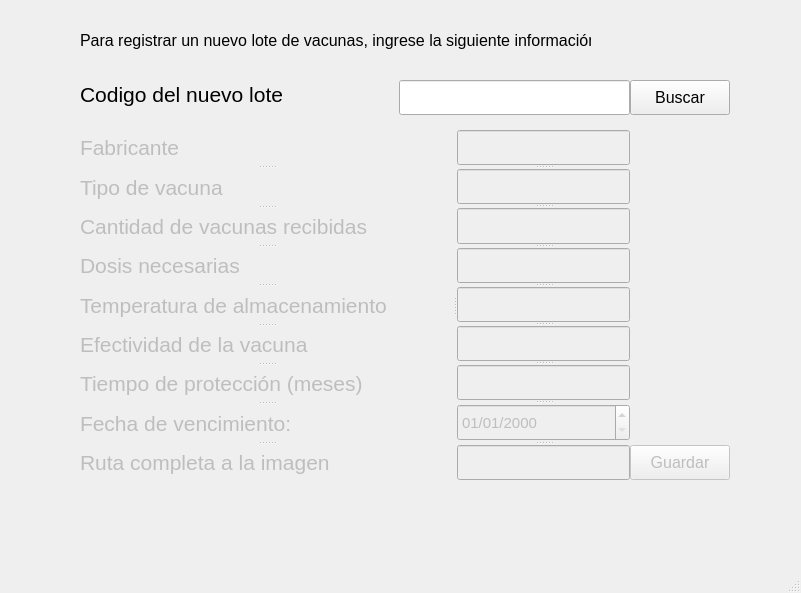
This is frontend/user_interface/crearLote.ui in alpha231/UNAL_POO_2021-1 as Qt 5 draws it before an edit. The edited form follows.
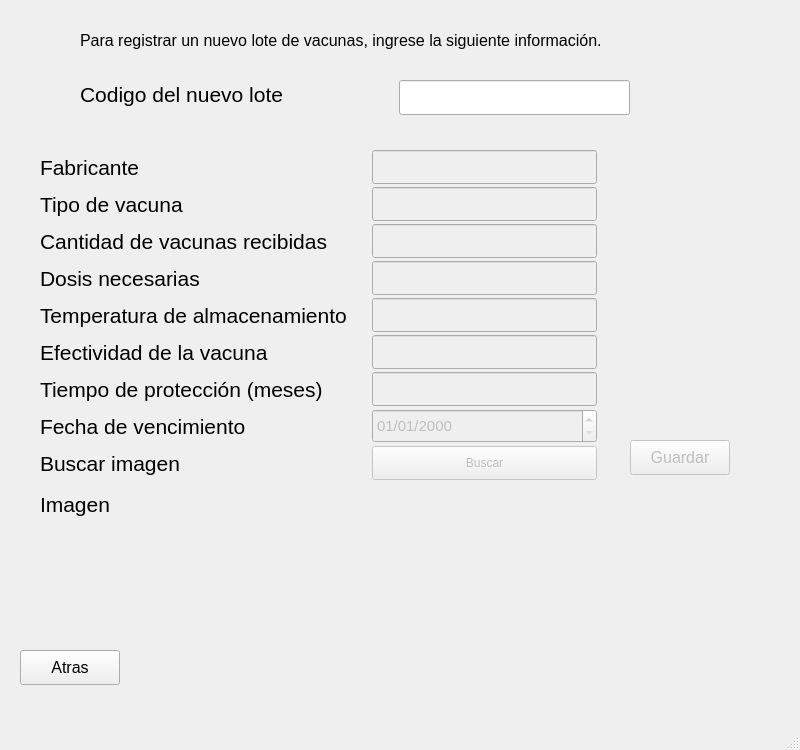
This is the edited form.

Commit message: implementacion de creacion y consulta ind. de lote

```diff
--- a/frontend/user_interface/crearLote.ui
+++ b/frontend/user_interface/crearLote.ui
@@ -6,8 +6,8 @@
    <rect>
     <x>0</x>
     <y>0</y>
-    <width>801</width>
-    <height>593</height>
+    <width>800</width>
+    <height>750</height>
    </rect>
   </property>
   <property name="windowTitle">
@@ -19,7 +19,7 @@
      <rect>
       <x>80</x>
       <y>20</y>
-      <width>511</width>
+      <width>550</width>
       <height>41</height>
      </rect>
     </property>
@@ -61,32 +61,14 @@
      </rect>
     </property>
    </widget>
-   <widget class="QPushButton" name="pushButton">
-    <property name="geometry">
-     <rect>
-      <x>630</x>
-      <y>80</y>
-      <width>100</width>
-      <height>35</height>
-     </rect>
-    </property>
-    <property name="font">
-     <font>
-      <pointsize>12</pointsize>
-     </font>
-    </property>
-    <property name="text">
-     <string>Buscar</string>
-    </property>
-   </widget>
-   <widget class="QPushButton" name="pushButton_2">
+   <widget class="QPushButton" name="btnGuardar">
     <property name="enabled">
      <bool>false</bool>
     </property>
     <property name="geometry">
      <rect>
       <x>630</x>
-      <y>445</y>
+      <y>440</y>
       <width>100</width>
       <height>35</height>
      </rect>
@@ -100,25 +82,54 @@
      <string>Guardar</string>
     </property>
    </widget>
-   <widget class="QSplitter" name="splitter_3">
-    <property name="enabled">
-     <bool>false</bool>
+   <widget class="QLabel" name="mensaje">
+    <property name="geometry">
+     <rect>
+      <x>130</x>
+      <y>650</y>
+      <width>611</width>
+      <height>31</height>
+     </rect>
     </property>
+    <property name="text">
+     <string>&lt;html&gt;&lt;head/&gt;&lt;body&gt;&lt;p align=&quot;center&quot;&gt;&lt;span style=&quot; color:#aa0000;&quot;&gt;&lt;br/&gt;&lt;/span&gt;&lt;/p&gt;&lt;/body&gt;&lt;/html&gt;</string>
+    </property>
+   </widget>
+   <widget class="QPushButton" name="buttonAtras">
     <property name="geometry">
      <rect>
-      <x>80</x>
-      <y>130</y>
-      <width>550</width>
-      <height>350</height>
+      <x>20</x>
+      <y>650</y>
+      <width>100</width>
+      <height>35</height>
      </rect>
     </property>
-    <property name="orientation">
-     <enum>Qt::Horizontal</enum>
+    <property name="font">
+     <font>
+      <pointsize>12</pointsize>
+     </font>
     </property>
-    <widget class="QSplitter" name="splitter">
-     <property name="orientation">
-      <enum>Qt::Vertical</enum>
-     </property>
+    <property name="text">
+     <string>Atras</string>
+    </property>
+   </widget>
+   <widget class="QWidget" name="formLayoutWidget">
+    <property name="geometry">
+     <rect>
+      <x>40</x>
+      <y>150</y>
+      <width>580</width>
+      <height>493</height>
+     </rect>
+    </property>
+    <layout class="QFormLayout" name="formLayout">
+     <property name="horizontalSpacing">
+      <number>25</number>
+     </property>
+     <property name="verticalSpacing">
+      <number>3</number>
+     </property>
+     <item row="0" column="0">
      <widget class="QLabel" name="label_2">
       <property name="font">
        <font>
@@ -129,6 +140,32 @@
        <string>Fabricante</string>
       </property>
      </widget>
+     </item>
+     <item row="0" column="1">
+      <widget class="QLineEdit" name="fabricante">
+       <property name="enabled">
+        <bool>false</bool>
+       </property>
+       <property name="minimumSize">
+        <size>
+         <width>225</width>
+         <height>34</height>
+        </size>
+       </property>
+       <property name="maximumSize">
+        <size>
+         <width>225</width>
+         <height>35</height>
+        </size>
+       </property>
+       <property name="font">
+        <font>
+         <pointsize>11</pointsize>
+        </font>
+       </property>
+      </widget>
+     </item>
+     <item row="1" column="0">
      <widget class="QLabel" name="label_3">
       <property name="font">
        <font>
@@ -139,6 +176,32 @@
        <string>Tipo de vacuna</string>
       </property>
      </widget>
+     </item>
+     <item row="1" column="1">
+      <widget class="QLineEdit" name="tipoVacuna">
+       <property name="enabled">
+        <bool>false</bool>
+       </property>
+       <property name="minimumSize">
+        <size>
+         <width>225</width>
+         <height>34</height>
+        </size>
+       </property>
+       <property name="maximumSize">
+        <size>
+         <width>225</width>
+         <height>35</height>
+        </size>
+       </property>
+       <property name="font">
+        <font>
+         <pointsize>11</pointsize>
+        </font>
+       </property>
+      </widget>
+     </item>
+     <item row="2" column="0">
      <widget class="QLabel" name="label_4">
       <property name="font">
        <font>
@@ -149,6 +212,32 @@
        <string>Cantidad de vacunas recibidas</string>
       </property>
      </widget>
+     </item>
+     <item row="2" column="1">
+      <widget class="QLineEdit" name="cantidadRecibida">
+       <property name="enabled">
+        <bool>false</bool>
+       </property>
+       <property name="minimumSize">
+        <size>
+         <width>225</width>
+         <height>34</height>
+        </size>
+       </property>
+       <property name="maximumSize">
+        <size>
+         <width>225</width>
+         <height>35</height>
+        </size>
+       </property>
+       <property name="font">
+        <font>
+         <pointsize>11</pointsize>
+        </font>
+       </property>
+      </widget>
+     </item>
+     <item row="3" column="0">
      <widget class="QLabel" name="label_5">
       <property name="font">
        <font>
@@ -159,6 +248,32 @@
        <string>Dosis necesarias</string>
       </property>
      </widget>
+     </item>
+     <item row="3" column="1">
+      <widget class="QLineEdit" name="dosisNecesarias">
+       <property name="enabled">
+        <bool>false</bool>
+       </property>
+       <property name="minimumSize">
+        <size>
+         <width>225</width>
+         <height>34</height>
+        </size>
+       </property>
+       <property name="maximumSize">
+        <size>
+         <width>225</width>
+         <height>35</height>
+        </size>
+       </property>
+       <property name="font">
+        <font>
+         <pointsize>11</pointsize>
+        </font>
+       </property>
+      </widget>
+     </item>
+     <item row="4" column="0">
      <widget class="QLabel" name="label_6">
       <property name="font">
        <font>
@@ -169,6 +284,32 @@
        <string>Temperatura de almacenamiento</string>
       </property>
      </widget>
+     </item>
+     <item row="4" column="1">
+      <widget class="QLineEdit" name="temperatura">
+       <property name="enabled">
+        <bool>false</bool>
+       </property>
+       <property name="minimumSize">
+        <size>
+         <width>225</width>
+         <height>34</height>
+        </size>
+       </property>
+       <property name="maximumSize">
+        <size>
+         <width>225</width>
+         <height>35</height>
+        </size>
+       </property>
+       <property name="font">
+        <font>
+         <pointsize>11</pointsize>
+        </font>
+       </property>
+      </widget>
+     </item>
+     <item row="5" column="0">
      <widget class="QLabel" name="label_7">
       <property name="font">
        <font>
@@ -179,6 +320,32 @@
        <string>Efectividad de la vacuna</string>
       </property>
      </widget>
+     </item>
+     <item row="5" column="1">
+      <widget class="QLineEdit" name="efectividad">
+       <property name="enabled">
+        <bool>false</bool>
+       </property>
+       <property name="minimumSize">
+        <size>
+         <width>225</width>
+         <height>34</height>
+        </size>
+       </property>
+       <property name="maximumSize">
+        <size>
+         <width>225</width>
+         <height>35</height>
+        </size>
+       </property>
+       <property name="font">
+        <font>
+         <pointsize>11</pointsize>
+        </font>
+       </property>
+      </widget>
+     </item>
+     <item row="6" column="0">
      <widget class="QLabel" name="label_8">
       <property name="font">
        <font>
@@ -189,6 +356,32 @@
        <string>Tiempo de protección (meses)</string>
       </property>
      </widget>
+     </item>
+     <item row="6" column="1">
+      <widget class="QLineEdit" name="tiempoProteccion">
+       <property name="enabled">
+        <bool>false</bool>
+       </property>
+       <property name="minimumSize">
+        <size>
+         <width>225</width>
+         <height>34</height>
+        </size>
+       </property>
+       <property name="maximumSize">
+        <size>
+         <width>225</width>
+         <height>35</height>
+        </size>
+       </property>
+       <property name="font">
+        <font>
+         <pointsize>11</pointsize>
+        </font>
+       </property>
+      </widget>
+     </item>
+     <item row="7" column="0">
      <widget class="QLabel" name="label_9">
       <property name="font">
        <font>
@@ -196,74 +389,27 @@
        </font>
       </property>
       <property name="text">
-       <string>Fecha de vencimiento:</string>
-      </property>
-     </widget>
-     <widget class="QLabel" name="label_10">
-      <property name="font">
-       <font>
-        <pointsize>16</pointsize>
-       </font>
-      </property>
-      <property name="text">
-       <string>Ruta completa a la imagen</string>
-      </property>
-     </widget>
-    </widget>
-    <widget class="QSplitter" name="splitter_2">
-     <property name="orientation">
-      <enum>Qt::Vertical</enum>
-     </property>
-     <widget class="QLineEdit" name="nombre">
-      <property name="font">
-       <font>
-        <pointsize>11</pointsize>
-       </font>
-      </property>
-     </widget>
-     <widget class="QLineEdit" name="apellido">
-      <property name="font">
-       <font>
-        <pointsize>11</pointsize>
-       </font>
-      </property>
-     </widget>
-     <widget class="QLineEdit" name="direccion">
-      <property name="font">
-       <font>
-        <pointsize>11</pointsize>
-       </font>
-      </property>
-     </widget>
-     <widget class="QLineEdit" name="telefono">
-      <property name="font">
-       <font>
-        <pointsize>11</pointsize>
-       </font>
-      </property>
-     </widget>
-     <widget class="QLineEdit" name="correo">
-      <property name="font">
-       <font>
-        <pointsize>11</pointsize>
-       </font>
-      </property>
-     </widget>
-     <widget class="QLineEdit" name="telefono_2">
-      <property name="font">
-       <font>
-        <pointsize>11</pointsize>
-       </font>
-      </property>
-     </widget>
-     <widget class="QLineEdit" name="ciudad_2">
-      <property name="font">
-       <font>
-        <pointsize>11</pointsize>
-       </font>
-      </property>
-     </widget>
+        <string>Fecha de vencimiento</string>
+       </property>
+      </widget>
+     </item>
+     <item row="7" column="1">
      <widget class="QDateEdit" name="fechaVencimiento">
+       <property name="enabled">
+        <bool>false</bool>
+       </property>
+       <property name="minimumSize">
+        <size>
+         <width>225</width>
+         <height>34</height>
+        </size>
+       </property>
+       <property name="maximumSize">
+        <size>
+         <width>225</width>
+         <height>35</height>
+        </size>
+       </property>
       <property name="font">
        <font>
         <pointsize>11</pointsize>
@@ -273,27 +419,76 @@
        <string>dd/MM/yyyy</string>
       </property>
      </widget>
-     <widget class="QLineEdit" name="ciudad_3">
+     </item>
+     <item row="8" column="0">
+      <widget class="QLabel" name="label_10">
       <property name="font">
        <font>
-        <pointsize>11</pointsize>
-       </font>
-      </property>
-     </widget>
-    </widget>
-   </widget>
-   <widget class="QLabel" name="label_12">
-    <property name="geometry">
-     <rect>
-      <x>80</x>
-      <y>500</y>
-      <width>611</width>
-      <height>31</height>
-     </rect>
-    </property>
+         <pointsize>16</pointsize>
+        </font>
+       </property>
+       <property name="text">
+        <string>Buscar imagen</string>
+       </property>
+      </widget>
+     </item>
+     <item row="8" column="1">
+      <widget class="QPushButton" name="buscarImagen">
+       <property name="enabled">
+        <bool>false</bool>
+       </property>
+       <property name="minimumSize">
+        <size>
+         <width>225</width>
+         <height>34</height>
+        </size>
+       </property>
+       <property name="maximumSize">
+        <size>
+         <width>225</width>
+         <height>35</height>
+        </size>
+       </property>
+       <property name="text">
+        <string>Buscar</string>
+       </property>
+      </widget>
+     </item>
+     <item row="9" column="0">
+      <widget class="QLabel" name="label_15">
+       <property name="font">
+        <font>
+         <pointsize>16</pointsize>
+        </font>
+       </property>
+       <property name="text">
+        <string>Imagen</string>
+       </property>
+      </widget>
+     </item>
+     <item row="9" column="1">
+      <widget class="QLabel" name="imagen">
+       <property name="enabled">
+        <bool>false</bool>
+       </property>
+       <property name="minimumSize">
+        <size>
+         <width>225</width>
+         <height>150</height>
+        </size>
+       </property>
+       <property name="maximumSize">
+        <size>
+         <width>225</width>
+         <height>150</height>
+        </size>
+       </property>
     <property name="text">
-     <string>&lt;html&gt;&lt;head/&gt;&lt;body&gt;&lt;p align=&quot;center&quot;&gt;&lt;span style=&quot; color:#aa0000;&quot;&gt;&lt;br/&gt;&lt;/span&gt;&lt;/p&gt;&lt;/body&gt;&lt;/html&gt;</string>
-    </property>
+        <string/>
+       </property>
+      </widget>
+     </item>
+    </layout>
    </widget>
   </widget>
   <widget class="QStatusBar" name="statusbar"/>
```
Left out of the diff: 7 changed lines with no effect on the pictures. Lines whose indentation alone changed are shown as unchanged. The commit also changes 4 other files.
